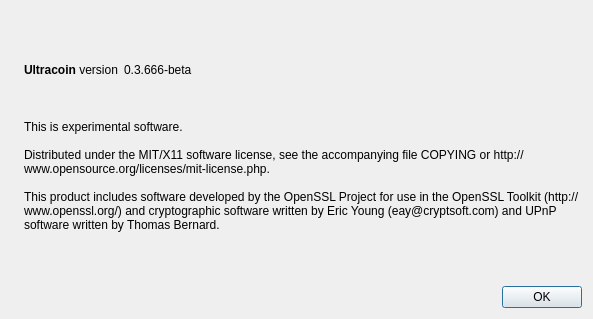
Above: src/qt/forms/aboutdialog.ui from DerpyMcDonuts/AnotherShitCoin before the change. Below: the same form after it.
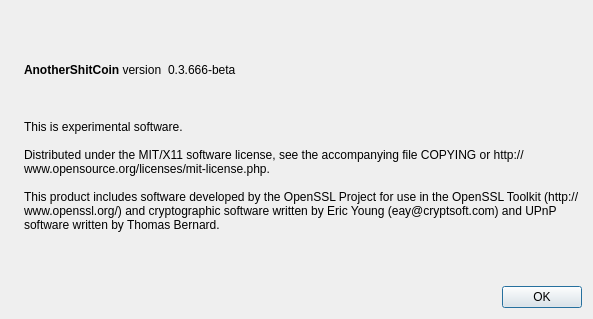
That is the form after the change. Icons and pictures are not drawn.

The edit to the form file:
```diff
--- a/src/qt/forms/aboutdialog.ui
+++ b/src/qt/forms/aboutdialog.ui
@@ -50,7 +50,7 @@
           <cursorShape>IBeamCursor</cursorShape>
          </property>
          <property name="text">
-          <string>&lt;b&gt;Ultracoin&lt;/b&gt; version</string>
+          <string>&lt;b&gt;AnotherShitCoin&lt;/b&gt; version</string>
          </property>
          <property name="textInteractionFlags">
           <set>Qt::LinksAccessibleByMouse|Qt::TextSelectableByKeyboard|Qt::TextSelectableByMouse</set>
```
Left out of the diff: 2 changed lines with no effect on the pictures.
